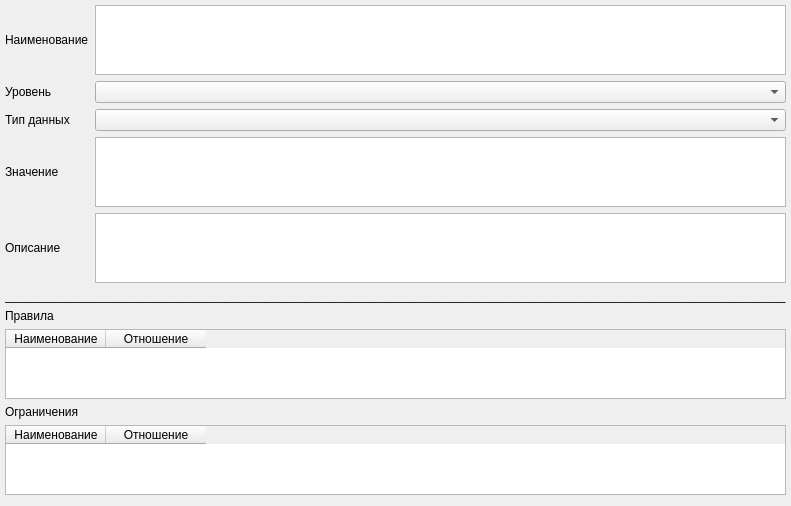
Before: the Qt Designer form ui/ParameterOptions.ui in lazyDesertMan/Mivar, drawn with Qt 5.
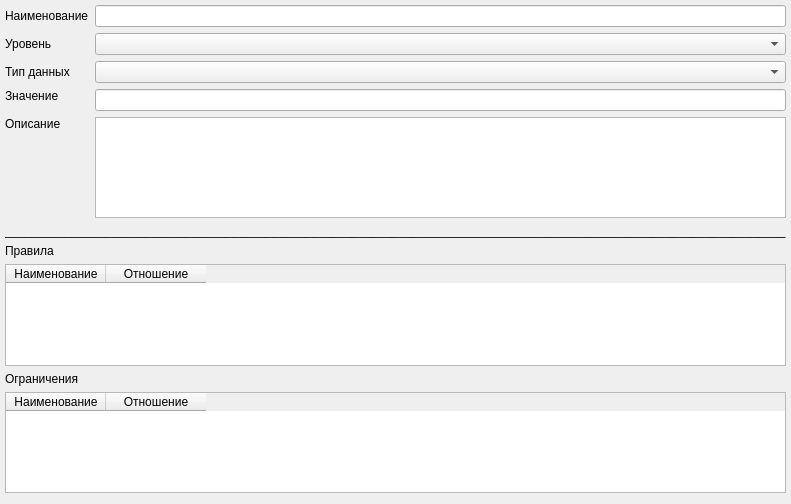
After: the same form once the commit is applied.

Diff of the .ui file:
```diff
--- a/ui/ParameterOptions.ui
+++ b/ui/ParameterOptions.ui
@@ -6,8 +6,8 @@
    <rect>
     <x>0</x>
     <y>0</y>
-    <width>607</width>
-    <height>469</height>
+    <width>713</width>
+    <height>504</height>
    </rect>
   </property>
   <property name="windowTitle">
@@ -26,9 +26,6 @@
    <item row="2" column="1">
     <widget class="QComboBox" name="edit_ParameterListTypeD"/>
    </item>
-   <item row="3" column="1">
-    <widget class="QTextEdit" name="edit_ParameterVal"/>
-   </item>
    <item row="6" column="0">
     <widget class="QLabel" name="label_7">
      <property name="text">
@@ -56,7 +53,7 @@
      </column>
     </widget>
    </item>
-   <item row="3" column="0">
+   <item row="3" column="0" alignment="Qt::AlignTop">
     <widget class="QLabel" name="label_4">
      <property name="text">
       <string>Значение</string>
@@ -84,9 +81,6 @@
      </column>
     </widget>
    </item>
-   <item row="0" column="1">
-    <widget class="QTextEdit" name="edit_ParameterName"/>
-   </item>
    <item row="4" column="1">
     <widget class="QTextEdit" name="edit_ParameterDescription"/>
    </item>
@@ -111,7 +105,7 @@
      </property>
     </widget>
    </item>
-   <item row="4" column="0">
+   <item row="4" column="0" alignment="Qt::AlignTop">
     <widget class="QLabel" name="label_5">
      <property name="text">
       <string>Описание</string>
@@ -125,6 +119,12 @@
      </property>
     </widget>
    </item>
+   <item row="0" column="1">
+    <widget class="QLineEdit" name="edit_ParameterName"/>
+   </item>
+   <item row="3" column="1">
+    <widget class="QLineEdit" name="edit_ParameterVal"/>
+   </item>
   </layout>
  </widget>
  <resources/>
```
